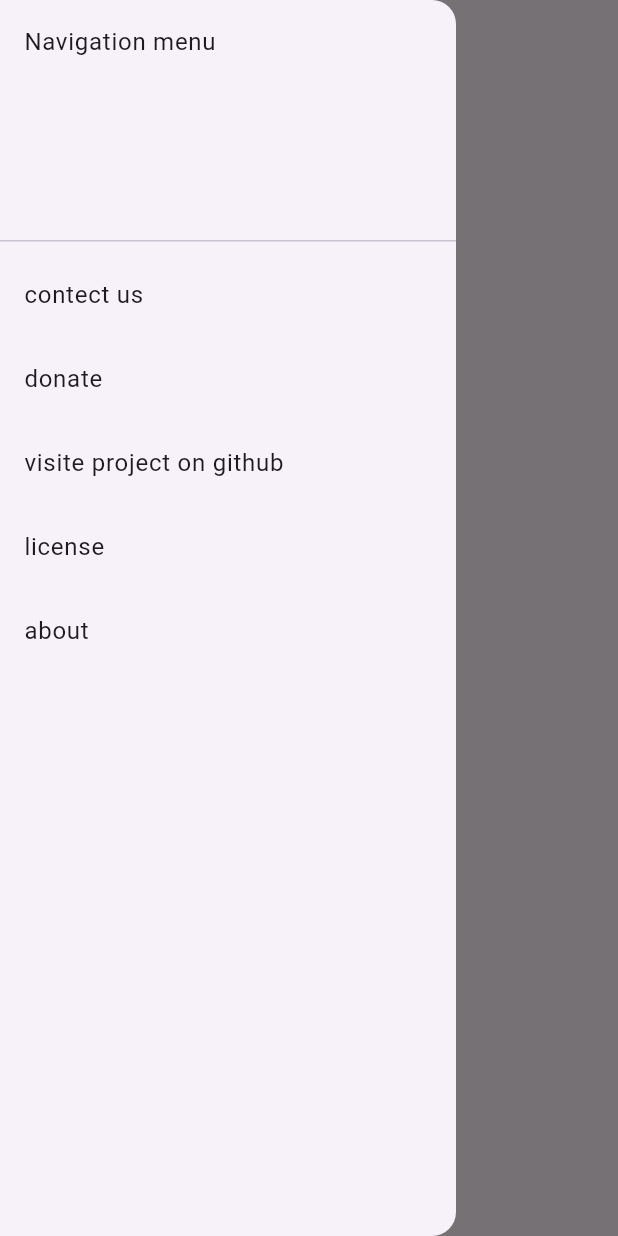
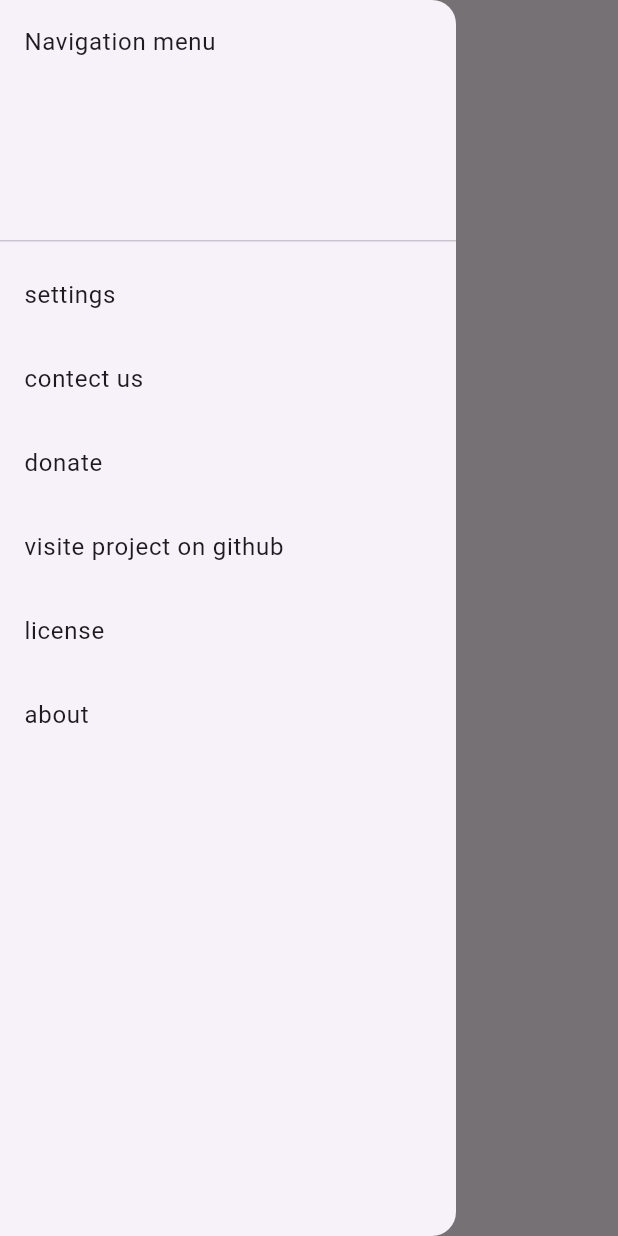
Before and after one commit to mesteranas/anas_main_flutter, a Flutter app: the screen it shows after launch, with the side drawer open, on a phone screen of 412 x 824 dp. Run offline on Flutter 3.47's test engine with Material 3 defaults, Android fonts, the phone set to English and light mode, and no system bars; our stand-ins replace shared_preferences.

Commit message:
30/05/2024/c=2

```diff
--- a/anasmain/assets/i18n/ar.json
+++ b/anasmain/assets/i18n/ar.json
@@ -8,5 +8,8 @@
     "about":"مساعدة",
     "version: ":"الاصدار :",
     "developer:":"المطور:",
-    "description:":"الوصف:"
+    "description:":"الوصف:",
+    "settings":"الإعدادات",
+    "general settings":"الإعدادات العامة",
+    "language":"اللغة"
 }
--- a/anasmain/lib/language.dart
+++ b/anasmain/lib/language.dart
@@ -2,9 +2,9 @@ import 'package:shared_preferences/shared_preferences.dart';
 import 'dart:convert';
 import 'package:flutter/services.dart' show rootBundle;
 class Language {
-  var languageCode;
+  static var languageCode;
   var content;
-  var supportedLanguages={"english":"en","arabic":"ar"};
+  static var supportedLanguages={"english":"en","arabic":"ar"};
 
 
   Future<void> initState() async {
@@ -27,7 +27,7 @@ class Language {
       return text;
     }
   }
-  Future <String> getCurrentLanguage() async{
+  static Future <String> getCurrentLanguage() async{
     final berfs=await SharedPreferences.getInstance();
     languageCode=berfs.getString("language")??"en";
     return languageCode;
--- a/anasmain/lib/main.dart
+++ b/anasmain/lib/main.dart
@@ -1,3 +1,4 @@
+import 'settings.dart';
 import 'package:flutter/widgets.dart';
 
 import 'language.dart';
@@ -13,20 +14,24 @@ void main() async{
   Language lan=Language();
   await lan.initState();
   var l=lan.translate;
-  runApp(test(lan: l));
+  String currentLang=await Language.getCurrentLanguage()??"en";
+  runApp(test(lan: l,currentLang: currentLang,));
 }
 class test extends StatefulWidget{
   final lan;
-  const test({Key?key,required this.lan}):super(key:key);
+  final currentLang;
+  const test({Key?key,required this.lan,this.currentLang}):super(key:key);
   @override
-  State<test> createState()=>_test(lan);
+  State<test> createState()=>_test(lan,currentLang);
 }
 class _test extends State<test>{
   var _;
-  _test(this._);
+  var currentLang;
+  _test(this._,this.currentLang);
   @override
   Widget build(BuildContext context){
     return MaterialApp(
+      locale: Locale(this.currentLang),
       title: App.name,
       themeMode: ThemeMode.system,
       home:Builder(builder:(context)
@@ -36,6 +41,9 @@ class _test extends State<test>{
         drawer: Drawer(
           child:ListView(children: [
           DrawerHeader(child: Text(this._("navigation menu"))),
+          ListTile(title:Text(this._("settings")) ,onTap:(){
+            Navigator.push(context, MaterialPageRoute(builder: (context) =>SettingsDialog(this._) ));
+          } ,),
           ListTile(title: Text(this._("contect us")),onTap: (){
             Navigator.push(context, MaterialPageRoute(builder: (context)=>ContectUsDialog(this._)));
           },),
```
Also changed, not shown: anasmain/lib/settings.dart (+51 -2 lines), anasmain/lib/settings_handler.dart (+4 -3 lines).
